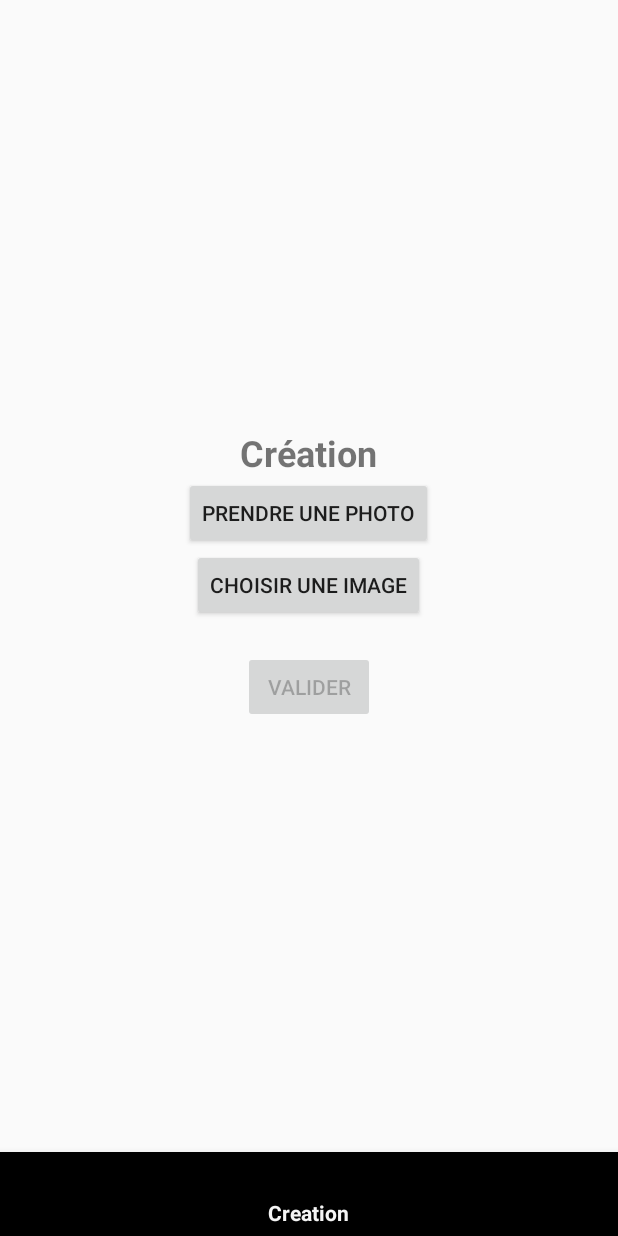
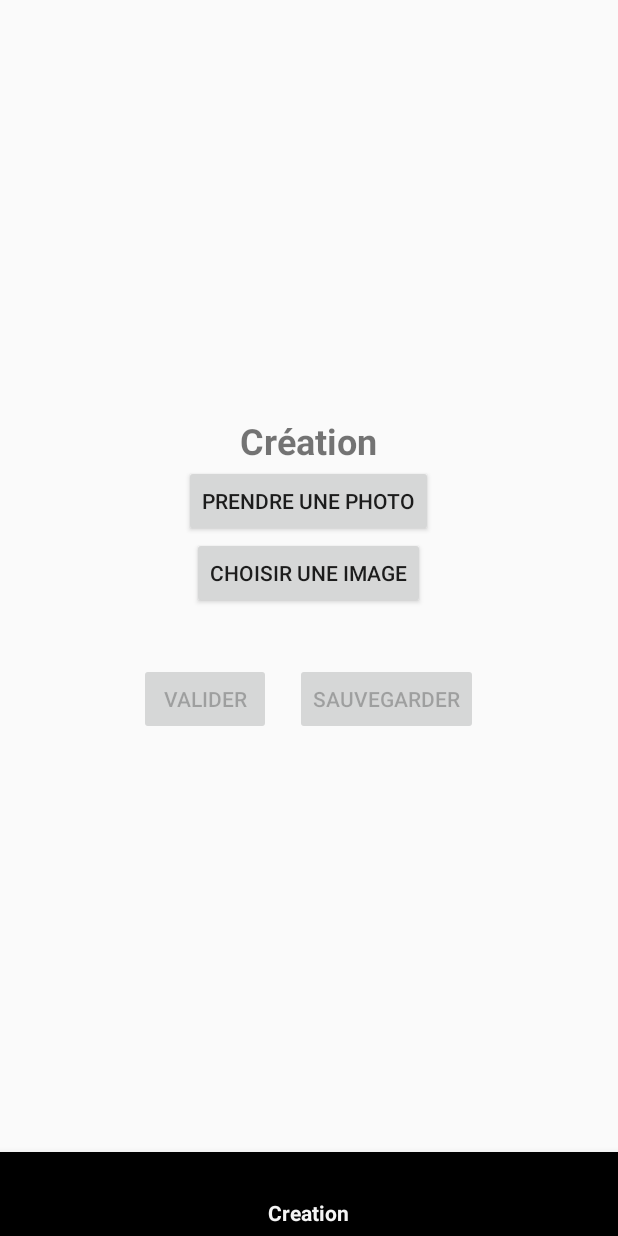
Before and after one commit to EmilienRY/projetMobile, an Android app: the screen it shows after launch (MainActivity), item 2 of the bottom bar chosen, on a phone screen of 412 x 824 dp. Run offline under Robolectric (Android 15) with nearby library versions, the phone set to English and light mode, and no system bars; our stand-ins replace Room's generated code; 1 statement that could not run was skipped.

Commit message:
ajouta database et sauvegarde quand on traite une image

```diff
--- a/app/build.gradle.kts
+++ b/app/build.gradle.kts
@@ -49,9 +49,14 @@ android.sourceSets["main"].jniLibs.srcDirs("src/main/jniLibs")
 
 
 dependencies {
+    implementation(libs.room.runtime) // ou version récente
+    annotationProcessor(libs.room.compiler)
+
     implementation(libs.material.v1100)
     implementation(libs.appcompat)
     implementation(libs.material)
+    implementation(libs.room.common.jvm)
+    implementation(libs.room.runtime.android)
     testImplementation(libs.junit)
     androidTestImplementation(libs.ext.junit)
     androidTestImplementation(libs.espresso.core)
--- a/app/src/main/AndroidManifest.xml
+++ b/app/src/main/AndroidManifest.xml
@@ -7,6 +7,7 @@
     <uses-permission android:name="android.permission.CAMERA" />
     <uses-permission android:name="android.permission.WRITE_EXTERNAL_STORAGE" />
     <uses-feature android:name="android.hardware.camera" android:required="true" />
+    <uses-permission android:name="android.permission.READ_EXTERNAL_STORAGE" />
 
     <application
         android:allowBackup="true"
--- a/app/src/main/java/com/example/superpixelapp/DataBase/DataBase.java
+++ b/app/src/main/java/com/example/superpixelapp/DataBase/DataBase.java
@@ -1,4 +1,25 @@
 package com.example.superpixelapp.DataBase;
 
-public class DataBase {
+import android.content.Context;
+import androidx.room.Database;
+import androidx.room.Room;
+import androidx.room.RoomDatabase;
+import androidx.room.TypeConverters;
+
+@Database(entities = {SuperPixelImage.class}, version = 2,exportSchema = false)
+@TypeConverters({BitmapConverter.class})
+public abstract class DataBase extends RoomDatabase {
+    private static DataBase INSTANCE;
+
+    public abstract SuperPixelImageDao superPixelImageDao();
+
+    public static synchronized DataBase getInstance(Context context) {
+        if (INSTANCE == null) {
+            INSTANCE = Room.databaseBuilder(context.getApplicationContext(),
+                            DataBase.class, "super_pixel_db")
+                    .fallbackToDestructiveMigration()
+                    .build();
+        }
+        return INSTANCE;
+    }
 }
--- /dev/null
+++ b/app/src/main/java/com/example/superpixelapp/DataBase/SuperPixelImageDao.java
@@ -0,0 +1,26 @@
+package com.example.superpixelapp.DataBase;
+
+import androidx.room.Dao;
+import androidx.room.Delete;
+import androidx.room.Insert;
+import androidx.room.Query;
+
+import java.util.List;
+
+@Dao
+public interface SuperPixelImageDao {
+    @Insert
+    long insert(SuperPixelImage image);
+
+    @Query("SELECT * FROM SuperPixelImage ORDER BY dateCreated DESC")
+    List<SuperPixelImage> getAll();
+
+    @Query("SELECT * FROM SuperPixelImage WHERE id = :id")
+    SuperPixelImage getById(int id);
+
+    @Delete
+    void delete(SuperPixelImage image);
+
+    @Query("DELETE FROM SuperPixelImage WHERE id = :id")
+    void deleteById(int id);
+}
--- a/app/src/main/java/com/example/superpixelapp/MainFragment/ListFragment.java
+++ b/app/src/main/java/com/example/superpixelapp/MainFragment/ListFragment.java
@@ -6,11 +6,44 @@ import android.view.View;
 import android.view.ViewGroup;
 
 import androidx.fragment.app.Fragment;
+import androidx.recyclerview.widget.LinearLayoutManager;
+import androidx.recyclerview.widget.RecyclerView;
 
+import com.example.superpixelapp.DataBase.DataBase;
+import com.example.superpixelapp.DataBase.SuperPixelImage;
 import com.example.superpixelapp.R;
 
+import java.util.ArrayList;
+import java.util.List;
+import java.util.concurrent.Executors;
 public class ListFragment extends Fragment {
+    private RecyclerView recyclerView;
+    private SuperPixelAdapter adapter;
+
+    @Override
     public View onCreateView(LayoutInflater inflater, ViewGroup container, Bundle savedInstanceState) {
-        return inflater.inflate(R.layout.fragment_list, container, false);
+        View rootView = inflater.inflate(R.layout.fragment_list, container, false);
+        recyclerView = rootView.findViewById(R.id.recyclerView);
+        recyclerView.setLayoutManager(new LinearLayoutManager(getContext()));
+
+        // Initialiser avec une liste vide
+        adapter = new SuperPixelAdapter(new ArrayList<>(), requireContext());
+        recyclerView.setAdapter(adapter);
+
+        loadImages();
+
+        return rootView;
+    }
+
+    private void loadImages() {
+        Executors.newSingleThreadExecutor().execute(() -> {
+            List<SuperPixelImage> images = DataBase.getInstance(requireContext())
+                    .superPixelImageDao()
+                    .getAll();
+
+            requireActivity().runOnUiThread(() -> {
+                adapter.updateData(images);
+            });
+        });
     }
 }
--- /dev/null
+++ b/app/src/main/java/com/example/superpixelapp/MainFragment/SuperPixelAdapter.java
@@ -0,0 +1,77 @@
+package com.example.superpixelapp.MainFragment;
+
+import android.content.Context;
+import android.graphics.Bitmap;
+import android.graphics.BitmapFactory;
+import android.view.LayoutInflater;
+import android.view.View;
+import android.view.ViewGroup;
+import android.widget.ImageView;
+import android.widget.TextView;
+
+import androidx.recyclerview.widget.RecyclerView;
+
+import com.example.superpixelapp.DataBase.BitmapConverter;
+import com.example.superpixelapp.DataBase.SuperPixelImage;
+import com.example.superpixelapp.R;
+import com.example.superpixelapp.utils.ImageSavingUtil;
+
+import java.util.List;
+
+public class SuperPixelAdapter extends RecyclerView.Adapter<SuperPixelAdapter.ViewHolder> {
+    private List<SuperPixelImage> images;
+    private Context context;
+
+    public SuperPixelAdapter(List<SuperPixelImage> images, Context context) {
+        this.images = images;
+        this.context = context;
+    }
+
+    public void updateData(List<SuperPixelImage> newImages) {
+        this.images = newImages;
+        notifyDataSetChanged();
+    }
+
+    static class ViewHolder extends RecyclerView.ViewHolder {
+        ImageView imageView;
+        TextView textView;
+
+        ViewHolder(View itemView) {
+            super(itemView);
+            imageView = itemView.findViewById(R.id.imageViewProcessed);
+            textView = itemView.findViewById(R.id.textViewName);
+        }
+    }
+
+    @Override
+    public ViewHolder onCreateViewHolder(ViewGroup parent, int viewType) {
+        View view = LayoutInflater.from(parent.getContext())
+                .inflate(R.layout.item_super_pixel_image, parent, false);
+        return new ViewHolder(view);
+    }
+
+    @Override
+    public void onBindViewHolder(ViewHolder holder, int position) {
+        SuperPixelImage item = images.get(position);
+        holder.textView.setText(item.name);
+
+        // Charger l'image de manière asynchrone
+        ImageSavingUtil.loadProcessedImage(context, item.processedImagePath,
+                new ImageSavingUtil.ImageLoadCallback() {
+                    @Override
+                    public void onImageLoaded(Bitmap bitmap) {
+                        holder.imageView.setImageBitmap(bitmap);
+                    }
+
+                    @Override
+                    public void onError(String message) {
+                        holder.imageView.setImageResource(R.drawable.ic_error);
+                    }
+                });
+    }
+
+    @Override
+    public int getItemCount() {
+        return images.size();
+    }
+}
--- a/app/src/main/res/layout/fragment_creation.xml
+++ b/app/src/main/res/layout/fragment_creation.xml
@@ -35,11 +35,25 @@
         android:layout_marginTop="20dp"
         android:background="#CCCCCC"/>
 
-
-    <Button
-        android:id="@+id/boutonValider"
+    <LinearLayout
         android:layout_width="wrap_content"
         android:layout_height="wrap_content"
-        android:text="Valider" />
+        android:orientation="horizontal"
+        android:layout_marginTop="16dp">
+
+        <Button
+            android:id="@+id/boutonValider"
+            android:layout_width="wrap_content"
+            android:layout_height="wrap_content"
+            android:text="Valider" />
+
+        <Button
+            android:id="@+id/boutonSauvegarder"
+            android:layout_width="wrap_content"
+            android:layout_height="wrap_content"
+            android:layout_marginStart="16dp"
+            android:text="Sauvegarder"
+            android:enabled="false" />
+    </LinearLayout>
 
 </LinearLayout>
--- a/gradle/libs.versions.toml
+++ b/gradle/libs.versions.toml
@@ -6,6 +6,8 @@ espressoCore = "3.6.1"
 appcompat = "1.7.0"
 material = "1.12.0"
 materialVersion = "1.10.0"
+roomCommonJvm = "2.7.1"
+roomRuntimeAndroid = "2.7.1"
 
 [libraries]
 junit = { group = "junit", name = "junit", version.ref = "junit" }
@@ -14,6 +16,10 @@ espresso-core = { group = "androidx.test.espresso", name = "espresso-core", vers
 appcompat = { group = "androidx.appcompat", name = "appcompat", version.ref = "appcompat" }
 material = { group = "com.google.android.material", name = "material", version.ref = "material" }
 material-v1100 = { module = "com.google.android.material:material", version.ref = "materialVersion" }
+room-common-jvm = { group = "androidx.room", name = "room-common-jvm", version.ref = "roomCommonJvm" }
+room-compiler = { module = "androidx.room:room-compiler", version.ref = "roomCommonJvm" }
+room-runtime = { module = "androidx.room:room-runtime", version.ref = "roomCommonJvm" }
+room-runtime-android = { group = "androidx.room", name = "room-runtime-android", version.ref = "roomRuntimeAndroid" }
 
 [plugins]
 android-application = { id = "com.android.application", version.ref = "agp" }
```
Also changed, not shown: app/src/main/java/com/example/superpixelapp/DataBase/BitmapConverter.java (added, +27 -0 lines), app/src/main/java/com/example/superpixelapp/DataBase/SuperPixelImage.java (added, +17 -0 lines), app/src/main/java/com/example/superpixelapp/MainFragment/CreationFragment.java (+87 -6 lines), app/src/main/java/com/example/superpixelapp/utils/ImageSavingUtil.java (added, +108 -0 lines), app/src/main/res/layout/dialogue_sauvegarde_image.xml (added, +52 -0 lines), app/src/main/res/layout/fragment_list.xml (+9 -10 lines), app/src/main/res/layout/item_super_pixel_image.xml (added, +20 -0 lines), app/src/main/res/drawable/ic_error.png (added).
